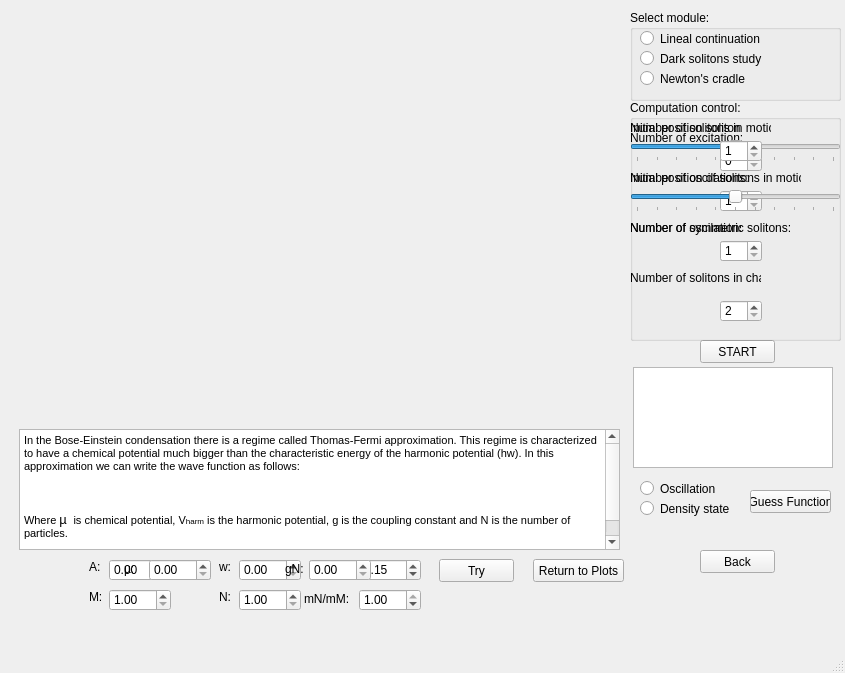
First picture: the form in DS.ui, repository brunojulia/ultracoldUB, before the edit.
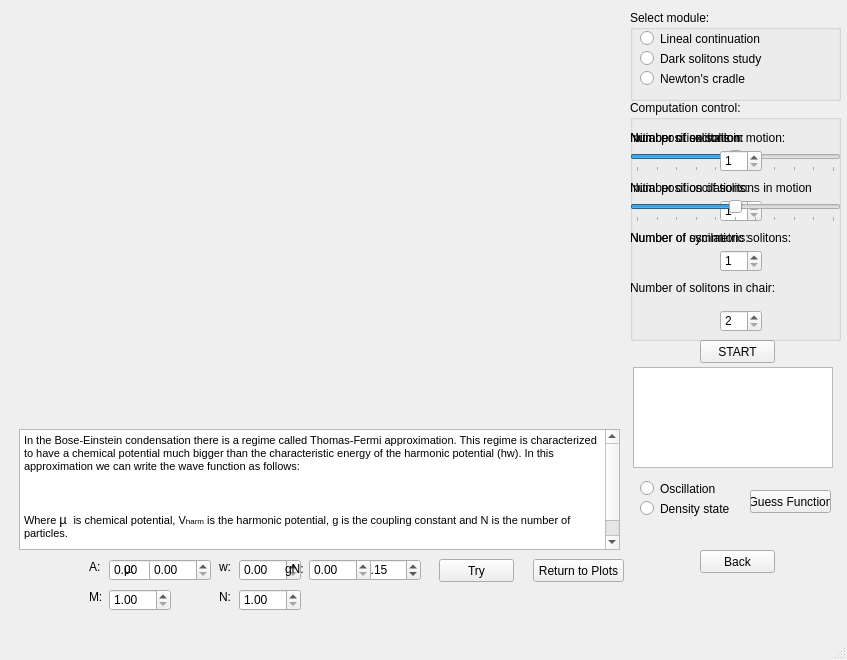
Second picture: the form after the edit. Icons and pictures are not drawn.

Commit message: Actualización interfaz

The edit to the form file:
```diff
--- a/DS.ui
+++ b/DS.ui
@@ -6,8 +6,8 @@
    <rect>
     <x>0</x>
     <y>0</y>
-    <width>845</width>
-    <height>673</height>
+    <width>847</width>
+    <height>660</height>
    </rect>
   </property>
   <property name="windowTitle">
@@ -225,7 +225,7 @@
      <property name="geometry">
       <rect>
        <x>0</x>
-       <y>20</y>
+       <y>30</y>
        <width>211</width>
        <height>161</height>
       </rect>
@@ -298,7 +298,7 @@
        <rect>
         <x>0</x>
         <y>0</y>
-        <width>111</width>
+        <width>161</width>
         <height>16</height>
        </rect>
       </property>
@@ -366,7 +366,7 @@
      <property name="geometry">
       <rect>
        <x>0</x>
-       <y>0</y>
+       <y>10</y>
        <width>211</width>
        <height>231</height>
       </rect>
@@ -439,7 +439,7 @@
        <rect>
         <x>0</x>
         <y>20</y>
-        <width>141</width>
+        <width>181</width>
         <height>16</height>
        </rect>
       </property>
@@ -452,7 +452,7 @@
        <rect>
         <x>0</x>
         <y>120</y>
-        <width>111</width>
+        <width>171</width>
         <height>16</height>
        </rect>
       </property>
@@ -481,7 +481,7 @@
        <rect>
         <x>0</x>
         <y>170</y>
-        <width>131</width>
+        <width>181</width>
         <height>16</height>
        </rect>
       </property>
@@ -510,7 +510,7 @@
        <rect>
         <x>0</x>
         <y>70</y>
-        <width>171</width>
+        <width>191</width>
         <height>16</height>
        </rect>
       </property>
@@ -968,41 +968,6 @@
        <double>0.150000000000000</double>
       </property>
      </widget>
-     <widget class="QDoubleSpinBox" name="spin_ratio">
-      <property name="geometry">
-       <rect>
-        <x>290</x>
-        <y>30</y>
-        <width>62</width>
-        <height>22</height>
-       </rect>
-      </property>
-      <property name="minimum">
-       <double>0.100000000000000</double>
-      </property>
-      <property name="maximum">
-       <double>1.000000000000000</double>
-      </property>
-      <property name="singleStep">
-       <double>0.010000000000000</double>
-      </property>
-      <property name="value">
-       <double>1.000000000000000</double>
-      </property>
-     </widget>
-     <widget class="QLabel" name="label_A_7">
-      <property name="geometry">
-       <rect>
-        <x>235</x>
-        <y>30</y>
-        <width>51</width>
-        <height>20</height>
-       </rect>
-      </property>
-      <property name="text">
-       <string>mN/mM:</string>
-      </property>
-     </widget>
     </widget>
     <widget class="QWidget" name="widget_densi" native="true">
      <property name="geometry">
@@ -1090,7 +1055,7 @@
       <rect>
        <x>10</x>
        <y>0</y>
-       <width>82</width>
+       <width>91</width>
        <height>17</height>
       </rect>
      </property>
@@ -1103,7 +1068,7 @@
       <rect>
        <x>10</x>
        <y>20</y>
-       <width>91</width>
+       <width>101</width>
        <height>17</height>
       </rect>
      </property>
```
Left out of the diff: 2 changed lines with no effect on the pictures. The commit also changes 6 other files.
